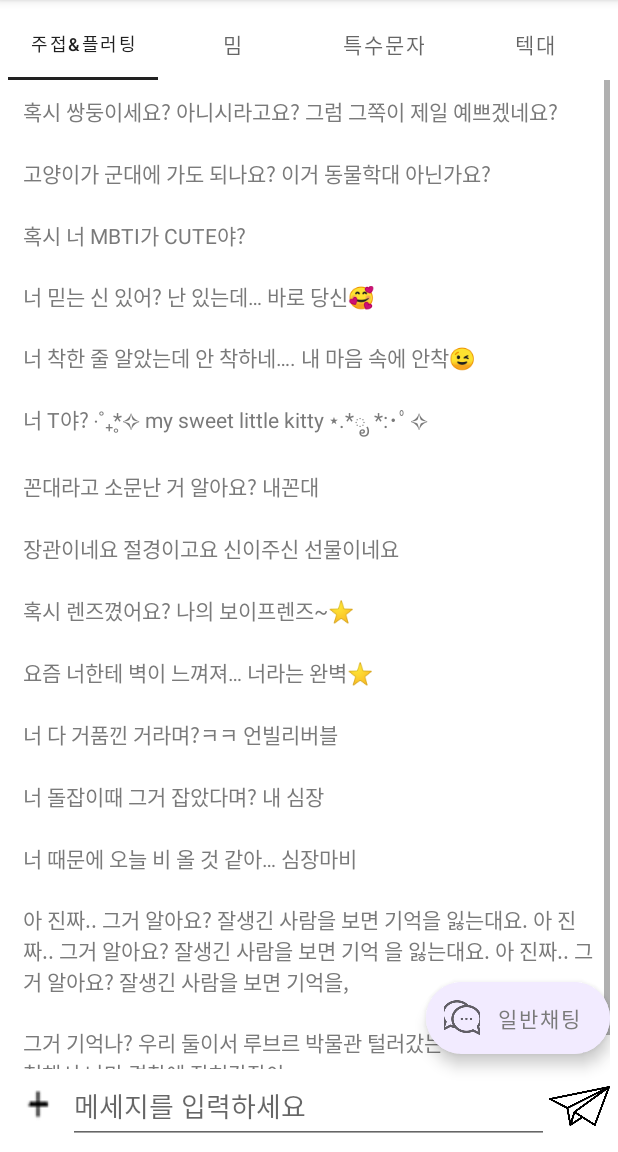
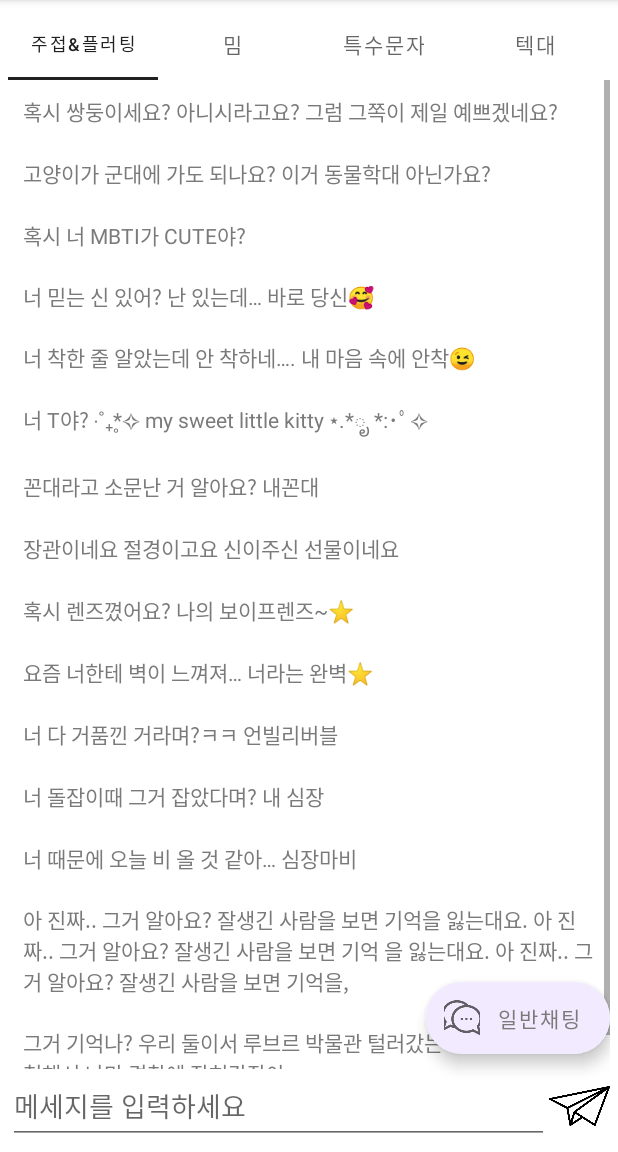
Before and after one commit to PANGJINI/ChatTest, an Android app: the ChatActivity screen opened directly, with no data from a screen before it, after a tap on "간편채팅", on a phone screen of 412 x 824 dp, the part 84-1236 px from its top. Run offline under Robolectric (Android 15) with nearby library versions, the phone set to English and light mode, and no system bars; our stand-ins replace Firebase (no records; nobody signed in at launch, a user with empty details on screens opened directly); 6 statements that could not run were skipped.

Commit message:
채팅 시간 표시 오류 수정

```diff
--- a/app/src/main/java/com/example/myapplication/ChatActivity.kt
+++ b/app/src/main/java/com/example/myapplication/ChatActivity.kt
@@ -22,6 +22,8 @@ import com.google.firebase.database.DatabaseError
 import com.google.firebase.database.DatabaseReference
 import com.google.firebase.database.FirebaseDatabase
 import com.google.firebase.database.ValueEventListener
+import java.text.SimpleDateFormat
+import java.util.Date
 
 class ChatActivity : AppCompatActivity() {
 
@@ -48,6 +50,7 @@ class ChatActivity : AppCompatActivity() {
         //액션바 색상 설정
         supportActionBar?.setBackgroundDrawable(ColorDrawable(Color.parseColor("#FFF7CAC9")))
 
+
         //뷰페이저에 ViewPagerAdapter 연결하기
         binding.viewpager.adapter = ViewPagerAdapter(this)
 
@@ -58,15 +61,13 @@ class ChatActivity : AppCompatActivity() {
             tab.text = tabTextList[position]
         }.attach()
 
-        //초기화
+        //리사이클러뷰에 어댑터 연결하기
         messageList = ArrayList()
         val messageAdapter: MessageAdapter = MessageAdapter(this, messageList)
-
-        //리사이클러뷰
         binding.chatRecyclerView.layoutManager = LinearLayoutManager(this)
         binding.chatRecyclerView.adapter = messageAdapter
 
-        // 넘어온 상대방의 name, uId 데이터를 receiver-- 변수에 담기
+        //유저리스트에서 넘어온 상대방의 name, uId 데이터를 receiver-- 변수에 담기
         receiverName = intent.getStringExtra("name").toString()
         receiverUid = intent.getStringExtra("uId").toString()
         //액션바에 상대방 이름을 보여주기
@@ -75,27 +76,38 @@ class ChatActivity : AppCompatActivity() {
         mAuth = FirebaseAuth.getInstance()
         mDbRef = FirebaseDatabase.getInstance().reference
 
-        //접속자의 uId
+        //접속자 uid, 채팅 전송 시간
         val senderUid = mAuth.currentUser?.uid
+        val time = System.currentTimeMillis()
+        val currentTime = SimpleDateFormat("HH:mm").format(Date(time)).toString()
 
         senderRoom = receiverUid + senderUid
         receiverRoom = senderUid + receiverUid
 
+
         //메세지 전송 이벤트
         binding.sendBtn.setOnClickListener{
             val message = binding.messageEdit.text.toString()
-            val messageObject = Message(message, senderUid)
+            val messageObject = Message(message, senderUid, currentTime)
 
-            //메시지 데이터 저장
+            //디비에 메시지 데이터 저장
             mDbRef.child("chats").child(senderRoom).child("messages").push()
                 .setValue(messageObject).addOnSuccessListener {
                     mDbRef.child("chats").child(receiverRoom).child("messages").push()
                         .setValue(messageObject)
                 }
             binding.messageEdit.setText("")
+
+            //메세지를 보냈을 때 간편채팅 화면이라면, 일반채팅 화면으로 전환해줌
+            val btnText: String = binding.extendedFab.getText().toString()
+            if(btnText == "일반채팅") { binding.frameChat.visibility = VISIBLE
+                binding.frameSimpleChat.visibility = GONE
+                binding.extendedFab.setText("간편채팅")
+            }
+
         }
 
-        //데이터 추가 리스너
+        //채팅 리사이클러뷰에 메시지 내용을 추가
         mDbRef.child("chats").child(senderRoom).child("messages")
             .addValueEventListener(object: ValueEventListener {
                 override fun onDataChange(snapshot: DataSnapshot) {
--- a/app/src/main/java/com/example/myapplication/FragmentUserList.kt
+++ b/app/src/main/java/com/example/myapplication/FragmentUserList.kt
@@ -6,6 +6,7 @@ import androidx.fragment.app.Fragment
 import android.view.LayoutInflater
 import android.view.View
 import android.view.ViewGroup
+import androidx.appcompat.app.AppCompatActivity
 import androidx.core.content.ContextCompat
 import androidx.recyclerview.widget.LinearLayoutManager
 import com.example.myapplication.databinding.FragmentUserListBinding
@@ -35,6 +36,7 @@ class FragmentUserList : Fragment() {
         super.onCreate(savedInstanceState)
 
     }
+
     override fun onCreateView(
         inflater: LayoutInflater, container: ViewGroup?,
         savedInstanceState: Bundle?
--- a/app/src/main/java/com/example/myapplication/MainActivity.kt
+++ b/app/src/main/java/com/example/myapplication/MainActivity.kt
@@ -32,7 +32,7 @@ class MainActivity : AppCompatActivity() {
         binding.viewpager.adapter = ViewPagerAdapter(this)
 
         //탭과 뷰페이저 연결하기
-        var tabTextList = listOf("채팅방", "사용자")
+        var tabTextList = listOf("사용자", "채팅방")
         TabLayoutMediator(binding.tabLayout, binding.viewpager) { tab, position ->
             tab.text = tabTextList[position]
         }.attach()
--- a/app/src/main/java/com/example/myapplication/Message.kt
+++ b/app/src/main/java/com/example/myapplication/Message.kt
@@ -4,8 +4,9 @@ import org.w3c.dom.Comment
 
 class Message(
     var message: String?,
-    var sendId: String?) {
-    constructor():this("","")
+    var sendId: String?,
+    var time: String?) {
+    constructor():this("","", "")
 }
 
 //data class ChatModel(
--- a/app/src/main/java/com/example/myapplication/MessageAdapter.kt
+++ b/app/src/main/java/com/example/myapplication/MessageAdapter.kt
@@ -36,11 +36,11 @@ class MessageAdapter(private val context: Context, private val messageList: Arra
         if(holder.javaClass == SendViewHolder::class.java) {    //보내는 데이터
             val viewHolder = holder as SendViewHolder
             viewHolder.sendMessage.text = currentMessage.message
-            viewHolder.sendTime.text = SimpleDateFormat("HH:mm", Locale.getDefault()).format(Date())
+            viewHolder.sendTime.text = currentMessage.time
         } else {    //받는 데이터
             val viewHolder = holder as ReceiveViewHolder
             viewHolder.receiveMessage.text = currentMessage.message
-            viewHolder.receiveTime.text = SimpleDateFormat("HH:mm", Locale.getDefault()).format(Date())
+            viewHolder.receiveTime.text = currentMessage.time
 
         }
     }
--- a/app/src/main/res/layout/activity_chat.xml
+++ b/app/src/main/res/layout/activity_chat.xml
@@ -62,18 +62,11 @@
         android:layout_alignParentBottom="true"
         android:orientation="horizontal"
         android:gravity="center">
-        <ImageButton
-            android:id="@+id/_btn"
-            android:layout_width="0dp"
-            android:layout_height="50dp"
-            android:layout_weight="1"
-            android:background="@drawable/icon_add"
-            android:scaleType="fitCenter"/>
         <EditText
             android:id="@+id/message_edit"
             android:layout_width="0dp"
             android:layout_height="50dp"
-            android:layout_weight="8"
+            android:layout_weight="9"
             android:hint="메세지를 입력하세요"/>
         <ImageButton
             android:id="@+id/send_btn"
```
Also changed, not shown: app/src/main/java/com/example/myapplication/FragmentChatList.kt (+8 -1 lines), app/src/main/res/drawable-v24/icon_add.png (deleted).
